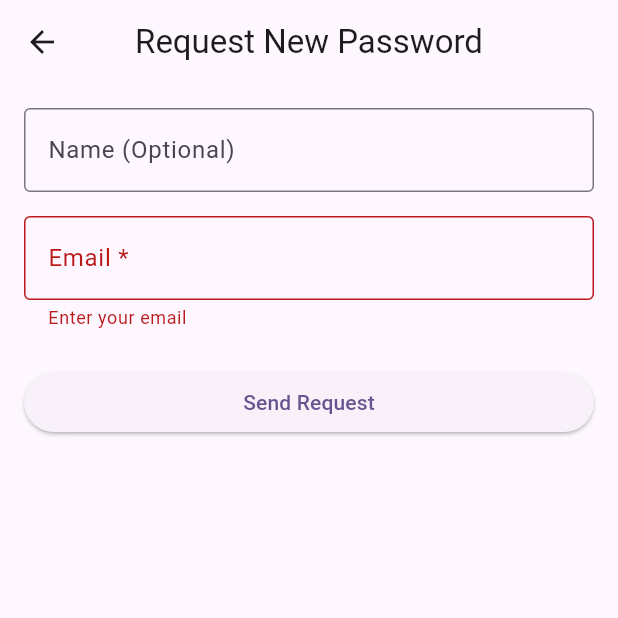
After one commit to fwdAndroid/robotic_staff_app, a Flutter app: the RequestPasswordScreen screen opened directly, after a tap on "Send Request", on a phone screen of 412 x 824 dp, the top half of it. The commit adds this screen. Run offline on Flutter 3.47's test engine with Material 3 defaults, Android fonts, the light colour scheme and no system bars; our stand-ins replace cloud_firestore, file_picker, firebase_core, firebase_storage; missing offline and left inert: zego_uikit_prebuilt_call; accounts and stored records are empty.

Commit message:
password

```diff
--- a/lib/screens/auth/login_screen.dart
+++ b/lib/screens/auth/login_screen.dart
@@ -1,5 +1,6 @@
 import 'package:flutter/material.dart';
 import 'package:cloud_firestore/cloud_firestore.dart';
+import 'package:robotic_staff_app/screens/auth/request_password_screen.dart';
 import 'package:robotic_staff_app/screens/main/main_dashboard.dart';
 
 class LoginScreen extends StatefulWidget {
@@ -41,7 +42,23 @@ class _LoginScreenState extends State<LoginScreen> {
               decoration: InputDecoration(labelText: "Password"),
             ),
           ),
-
+          Padding(
+            padding: const EdgeInsets.all(8.0),
+            child: TextButton(
+              onPressed: () {
+                Navigator.push(
+                  context,
+                  MaterialPageRoute(
+                    builder: (context) => const RequestPasswordScreen(),
+                  ),
+                );
+              },
+              child: Text(
+                ("Request Password?"),
+                style: TextStyle(color: Color(0xff0A5EFE)),
+              ),
+            ),
+          ),
           Padding(
             padding: const EdgeInsets.all(8.0),
             child: isLoading
--- /dev/null
+++ b/lib/screens/auth/request_password_screen.dart
@@ -0,0 +1,116 @@
+import 'package:cloud_firestore/cloud_firestore.dart';
+import 'package:flutter/material.dart';
+
+class RequestPasswordScreen extends StatefulWidget {
+  const RequestPasswordScreen({super.key});
+
+  @override
+  State<RequestPasswordScreen> createState() => _RequestPasswordScreenState();
+}
+
+class _RequestPasswordScreenState extends State<RequestPasswordScreen> {
+  final _formKey = GlobalKey<FormState>();
+  final TextEditingController _nameController = TextEditingController();
+  final TextEditingController _emailController = TextEditingController();
+  bool _isSubmitting = false;
+
+  Future<void> _submitRequest() async {
+    if (!_formKey.currentState!.validate()) return;
+
+    setState(() {
+      _isSubmitting = true;
+    });
+
+    try {
+      await FirebaseFirestore.instance.collection('password_requests').add({
+        'name': _nameController.text.trim().isEmpty
+            ? null
+            : _nameController.text.trim(),
+        'email': _emailController.text.trim(),
+        'timestamp': FieldValue.serverTimestamp(),
+        'status': 'pending',
+      });
+
+      ScaffoldMessenger.of(context).showSnackBar(
+        const SnackBar(content: Text('Password request sent successfully!')),
+      );
+
+      _nameController.clear();
+      _emailController.clear();
+    } catch (e) {
+      ScaffoldMessenger.of(
+        context,
+      ).showSnackBar(SnackBar(content: Text('Failed to send request: $e')));
+    }
+
+    setState(() {
+      _isSubmitting = false;
+    });
+  }
+
+  @override
+  void dispose() {
+    _nameController.dispose();
+    _emailController.dispose();
+    super.dispose();
+  }
+
+  @override
+  Widget build(BuildContext context) {
+    return Scaffold(
+      appBar: AppBar(
+        title: const Text('Request New Password'),
+        centerTitle: true,
+      ),
+      body: Padding(
+        padding: const EdgeInsets.all(16.0),
+        child: Form(
+          key: _formKey,
+          child: Column(
+            children: [
+              TextFormField(
+                controller: _nameController,
+                decoration: const InputDecoration(
+                  labelText: 'Name (Optional)',
+                  border: OutlineInputBorder(),
+                ),
+                validator: (_) => null, // No validation for name
+              ),
+              const SizedBox(height: 16),
+              TextFormField(
+                controller: _emailController,
+                decoration: const InputDecoration(
+                  labelText: 'Email *',
+                  border: OutlineInputBorder(),
+                ),
+                keyboardType: TextInputType.emailAddress,
+                validator: (val) {
+                  if (val == null || val.trim().isEmpty) {
+                    return 'Enter your email';
+                  }
+                  final emailRegex = RegExp(
+                    r'^[\w-\.]+@([\w-]+\.)+[\w-]{2,4}$',
+                  );
+                  if (!emailRegex.hasMatch(val.trim())) {
+                    return 'Enter a valid email';
+                  }
+                  return null;
+                },
+              ),
+              const SizedBox(height: 24),
+              SizedBox(
+                width: double.infinity,
+                child: ElevatedButton(
+                  onPressed: _isSubmitting ? null : _submitRequest,
+                  child: _isSubmitting
+                      ? const CircularProgressIndicator(color: Colors.white)
+                      : const Text('Send Request'),
+                ),
+              ),
+            ],
+          ),
+        ),
+      ),
+    );
+  }
+}
```
